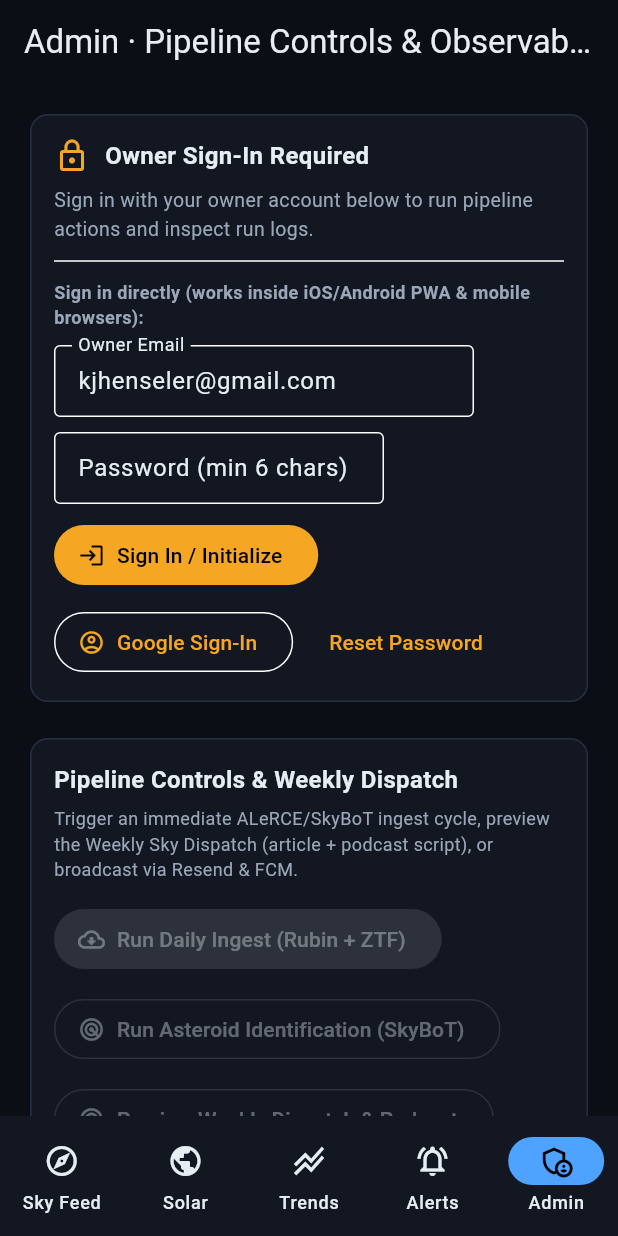
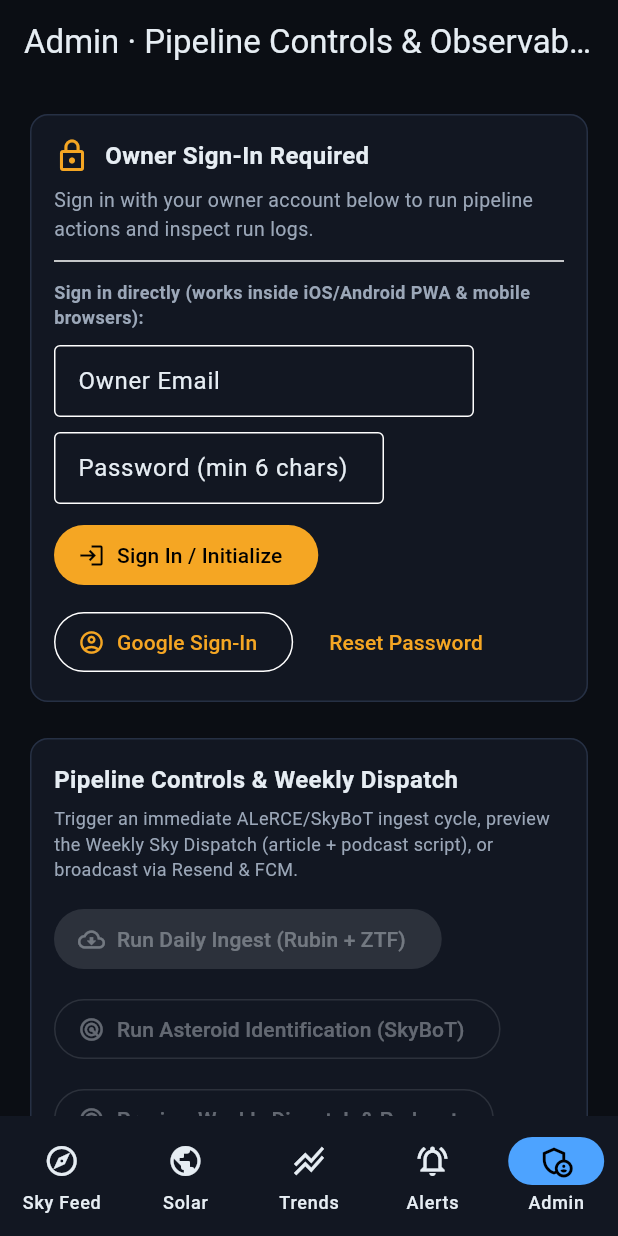
Before and after one commit to justadakaje/SkyAlertsApp, a Flutter app: the screen it shows after launch, item 5 of the bottom bar chosen, on a phone screen of 412 x 824 dp. Run offline on Flutter 3.47's test engine with Material 3 defaults, Android fonts, the phone set to English and light mode, and no system bars; our stand-ins replace cloud_firestore, cloud_functions, firebase_auth, firebase_core, firebase_messaging, go_router; accounts and stored records are empty.

Commit message:
chore(admin): remove pre-filled personal email from AdminScreen (#33)

```diff
--- a/app/lib/ui/admin_screen.dart
+++ b/app/lib/ui/admin_screen.dart
@@ -16,8 +16,7 @@ class AdminScreen extends StatefulWidget {
 }
 
 class _AdminScreenState extends State<AdminScreen> {
-  final TextEditingController _emailCtrl =
-      TextEditingController(text: 'kjhenseler@gmail.com');
+  final TextEditingController _emailCtrl = TextEditingController();
   final TextEditingController _passwordCtrl = TextEditingController();
   String _statusMessage =
       'Sign in with your owner account below to run pipeline actions and inspect run logs.';
```
